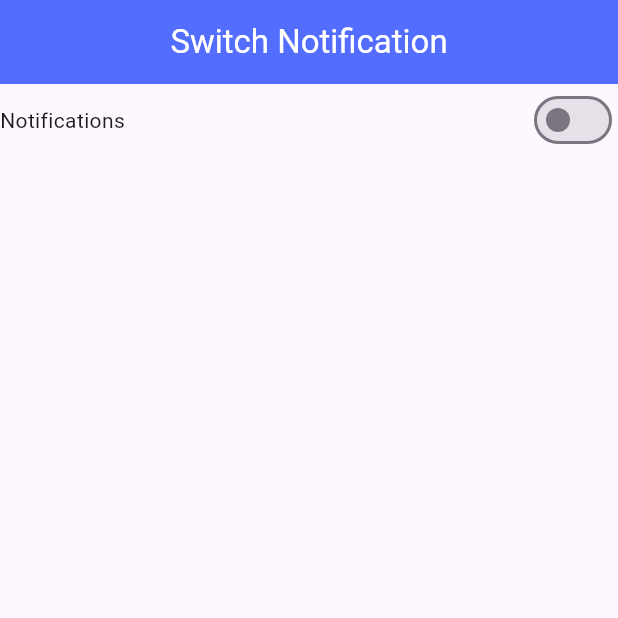
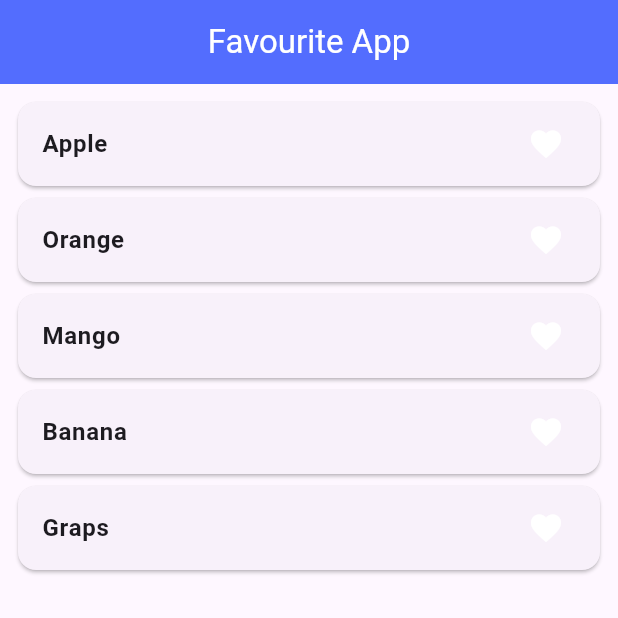
Before and after one commit to AdeelAhmadKhan36/GetX-Statemanagement, a Flutter app: the screen it shows after launch, on a phone screen of 412 x 824 dp, the top half of it. Run offline on Flutter 3.47's test engine with Material 3 defaults, Android fonts, the light colour scheme and no system bars; our stand-ins replace get.

Commit message:
Favourite App using Getx

```diff
--- /dev/null
+++ b/lib/getx/fav_controller.dart
@@ -0,0 +1,21 @@
+
+import 'package:get/get.dart';
+import 'package:get/get_rx/get_rx.dart';
+import 'package:get/get_state_manager/get_state_manager.dart';
+
+class Favourite_Controller extends GetxController{
+
+  RxList<String> fruites_List=['Apple','Orange','Mango','Banana','Graps'].obs;
+  RxList fav_fruites=[].obs;
+
+  addtofav(String value){
+    fav_fruites.add(value);
+
+
+  }
+
+  removefav(String value){
+    fav_fruites.remove(value);
+  }
+
+}
--- a/lib/main.dart
+++ b/lib/main.dart
@@ -5,6 +5,7 @@ import 'package:get/get.dart';
 import 'package:getx_statemanagement/view/Language_home.dart';
 import 'package:getx_statemanagement/view/Languages.dart';
 import 'package:getx_statemanagement/view/Pagetwo.dart';
+import 'package:getx_statemanagement/view/favourit_app.dart';
 import 'package:getx_statemanagement/view/opacity_example2.dart';
 import 'package:getx_statemanagement/view/switch_notification.dart';
 
@@ -30,7 +31,7 @@ class MyApp extends StatelessWidget {
         colorScheme: ColorScheme.fromSeed(seedColor: Colors.deepPurple),
         useMaterial3: true,
       ),
-      home: const Switch_notificationgetx(),
+      home: const Favorite_Home(),
       getPages: [
         GetPage(name: '/PageTwo', page: ()=>PageTwo()),
       ],
--- /dev/null
+++ b/lib/view/favourit_app.dart
@@ -0,0 +1,80 @@
+import 'package:flutter/material.dart';
+import 'package:get/get.dart';
+import 'package:getx_statemanagement/getx/fav_controller.dart';
+import 'package:getx_statemanagement/utils/utils.dart';
+
+class Favorite_Home extends StatefulWidget {
+  const Favorite_Home({super.key});
+
+  @override
+  State<Favorite_Home> createState() => _Favorite_HomeState();
+}
+
+class _Favorite_HomeState extends State<Favorite_Home> {
+  // List<String> fruites_List=['Apple','Orange','Mango','Banana','Graps'];
+  // List<String> fav_fruites=[];
+
+  //Using Getx in the this file
+
+  final Favourite_Controller _favourite_controller =
+      Get.put(Favourite_Controller());
+  @override
+  Widget build(BuildContext context) {
+    debugPrint("Build");
+    return Scaffold(
+      appBar: AppBar(
+        title: const Text(
+          "Favourite App",
+          style: TextStyle(color: Colors.white),
+        ),
+        backgroundColor: Colors.indigoAccent,
+        centerTitle: true,
+      ),
+      body: Padding(
+        padding: const EdgeInsets.all(8.0),
+        child: ListView.builder(
+            itemCount: _favourite_controller.fruites_List.length,
+            itemBuilder: (context, index) {
+              return Obx((){
+
+                return Card(
+                  child: ListTile(
+                    onTap: () {
+                      if (_favourite_controller.fav_fruites.contains(
+                          _favourite_controller.fruites_List[index].toString())) {
+                        _favourite_controller.fav_fruites.remove(
+                            _favourite_controller.fruites_List[index].toString()
+                        );
+                        showCustomSnackbar("Favorite Fruit Removed Successfully");
+
+                      } else {
+                        _favourite_controller.fav_fruites.add(
+                            _favourite_controller.fruites_List[index].toString());
+
+                        showCustomSnackbar("Favorite Fruit Added Successfully");
+
+                      }
+                      // setState(() {
+                      //
+                      // });
+                    },
+                    title: Text(
+                      _favourite_controller.fruites_List[index].toString(),
+                      style: const TextStyle(fontWeight: FontWeight.bold),
+                    ),
+                    trailing: Icon(
+                      Icons.favorite,
+                      color: _favourite_controller.fav_fruites.contains(
+                          _favourite_controller.fruites_List[index]
+                              .toString())
+                          ? Colors.red
+                          : Colors.white,
+                    ),
+                  ),
+                );
+              });
+            }),
+      ),
+    );
+  }
+}
--- a/pubspec.yaml
+++ b/pubspec.yaml
@@ -36,6 +36,7 @@ dependencies:
   # Use with the CupertinoIcons class for iOS style icons.
   cupertino_icons: ^1.0.6
   get: ^4.6.6
+  fluttertoast: ^8.2.6
 
 dev_dependencies:
   flutter_test:
```
Also changed, not shown: lib/utils/utils.dart (added, +27 -0 lines), pubspec.lock.
